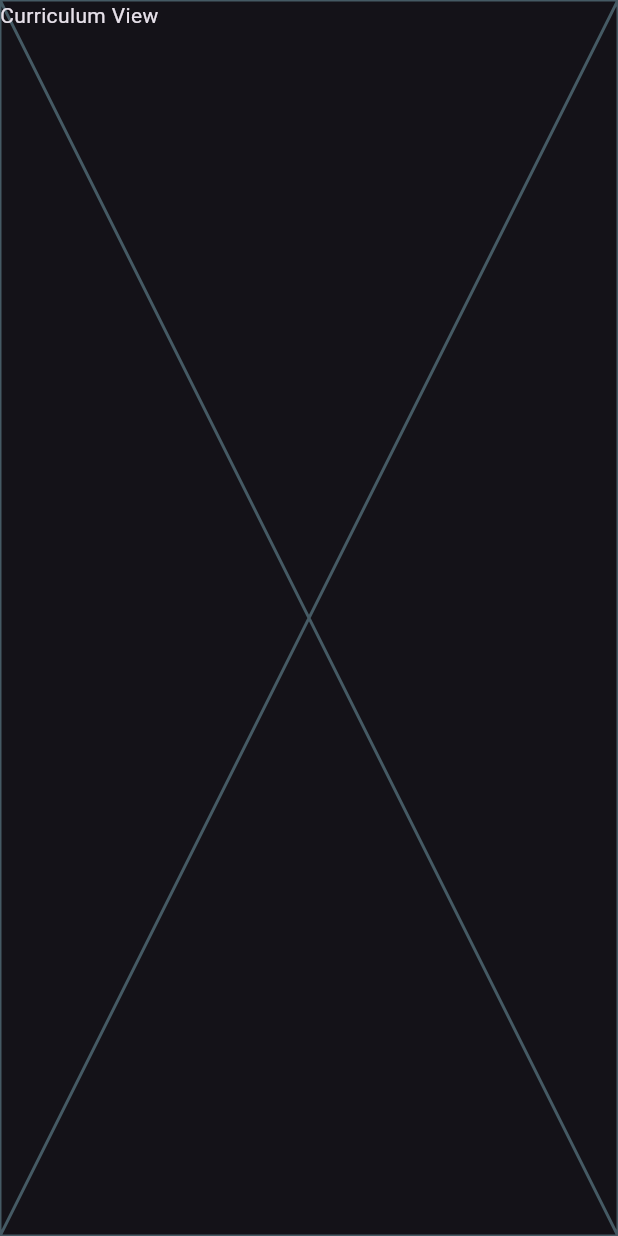
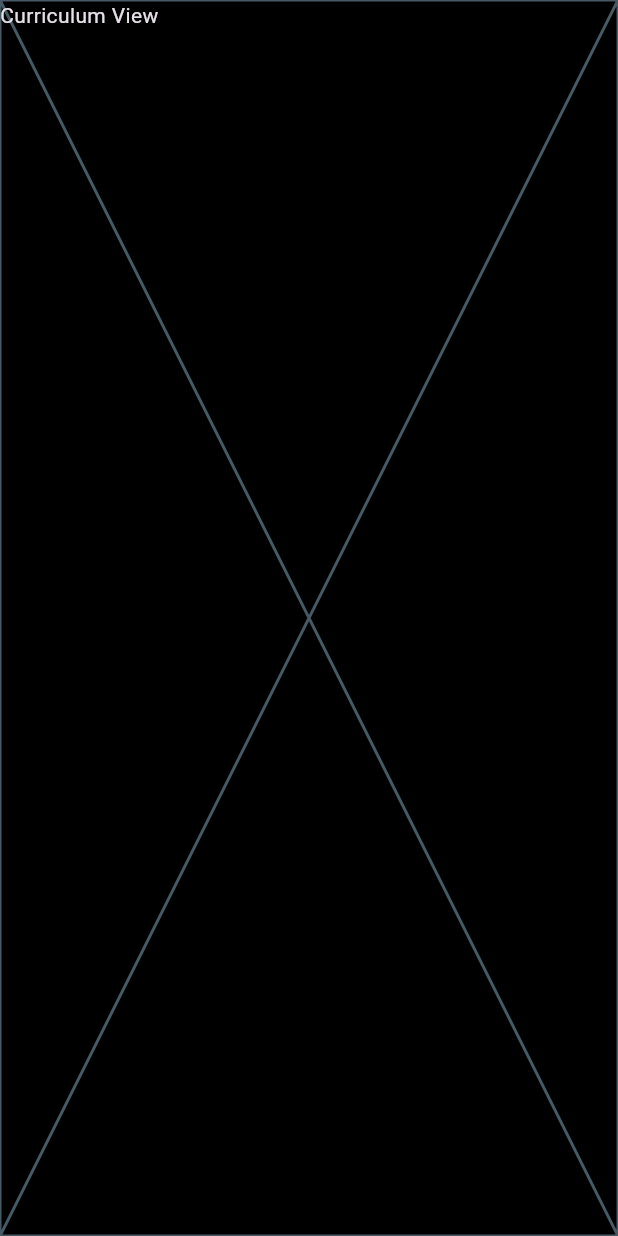
Before and after one commit to 00jup/guita_flutter, a Flutter app: the screen it shows after launch, after a tap on "Go to Home", after a tap on "기타 학습", on a phone screen of 412 x 824 dp. Run offline on Flutter 3.47's test engine with Material 3 defaults, Android fonts, the light colour scheme and no system bars; Roboto replaces fonts that are missing (KoddiUDOnGothic-Regular).

Commit message:
Feature: Accent Colors Added

```diff
--- a/lib/main.dart
+++ b/lib/main.dart
@@ -2,9 +2,12 @@
 
 import 'package:flutter/material.dart';
 import 'package:provider/provider.dart';
+
 import 'package:guita_flutter/presentations/router/Router.dart';
 import 'package:guita_flutter/presentations/router/RouterView.dart';
 import 'package:guita_flutter/presentations/theme/fonts/FontKoddi.dart';
+
+import 'package:guita_flutter/presentations/theme/AppColors.dart';
 
 void main() {
   runApp(const MyApp());
@@ -29,13 +32,13 @@ class MyApp extends StatelessWidget {
     ThemeData _buildDarkTheme() {
     final baseTheme = ThemeData.dark();
     return baseTheme.copyWith(
-      // scaffoldBackgroundColor: AppColors.dark,
+      scaffoldBackgroundColor: GuitaColor.dark,
       textTheme: FontKoddi.applyToTextTheme(baseTheme.textTheme),
-      // colorScheme: ColorScheme.dark(
-      //   primary: AppColors.accent,
-      //   surface: AppColors.dark,
-      //   onSurface: AppColors.light,
-      // ),
+      colorScheme: ColorScheme.dark(
+        primary: GuitaColor.accent,
+        surface: GuitaColor.dark,
+        onSurface: GuitaColor.light,
+      ),
     );
   }
 }
--- /dev/null
+++ b/lib/presentations/theme/AppColors.dart
@@ -0,0 +1,13 @@
+// Copyright © 2025 ADA 4th Challenge3 Team1. All rights reserved.
+
+import 'package:flutter/material.dart';
+
+extension GuitaColor on Color {
+  static Color get accent => const Color(0xFF007AFF);
+  static Color get dark => const Color(0xFF000000);
+  static Color get darkGrey => const Color(0xFF333333);
+  static Color get light => const Color(0xFFFFFFFF);
+  static Color get lightGrey => const Color(0xFF999999);
+  static Color get lLightGrey => const Color(0xFFCCCCCC);
+  static Color get llLightGrey => const Color(0xFFEEEEEE);
+}
```
